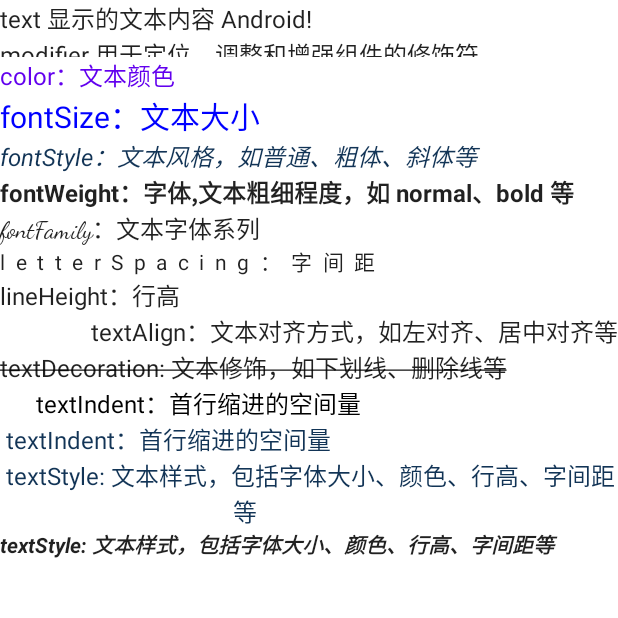
After one commit to espresson/MyCompose, an Android app built with Jetpack Compose: the TextActivity screen opened directly, with no data from a screen before it, on a phone screen of 412 x 824 dp, the top half of it. The commit adds this screen. Run offline under Robolectric (Android 15) with nearby library versions, the phone set to English and light mode, and no system bars.

Commit message:
Jetpack Compose —— Text学习

```diff
--- a/app/src/main/AndroidManifest.xml
+++ b/app/src/main/AndroidManifest.xml
@@ -12,6 +12,11 @@
         android:theme="@style/Theme.MyTest"
         tools:targetApi="31">
         <activity
+            android:name=".TextActivity"
+            android:exported="false"
+            android:label="@string/title_activity_text"
+            android:theme="@style/Theme.MyTest" />
+        <activity
             android:name=".MainActivity"
             android:exported="true"
             android:label="@string/app_name"
--- /dev/null
+++ b/app/src/main/java/com/example/mytest/TextActivity.kt
@@ -0,0 +1,134 @@
+package com.example.mytest
+
+import android.annotation.SuppressLint
+import android.os.Bundle
+import androidx.activity.ComponentActivity
+import androidx.activity.compose.setContent
+import androidx.compose.foundation.layout.*
+import androidx.compose.material.MaterialTheme
+import androidx.compose.material.Surface
+import androidx.compose.material.Text
+import androidx.compose.runtime.Composable
+import androidx.compose.runtime.remember
+import androidx.compose.ui.Modifier
+import androidx.compose.ui.graphics.Color
+import androidx.compose.ui.text.Paragraph
+import androidx.compose.ui.text.font.Font
+import androidx.compose.ui.text.font.FontFamily
+import androidx.compose.ui.text.font.FontFamily.Companion.SansSerif
+import androidx.compose.ui.text.font.FontStyle
+import androidx.compose.ui.text.font.FontWeight
+import androidx.compose.ui.text.style.TextDecoration
+import androidx.compose.ui.text.style.TextIndent
+import androidx.compose.ui.tooling.preview.Preview
+import androidx.compose.ui.unit.dp
+import androidx.compose.ui.unit.em
+import androidx.compose.ui.unit.sp
+import com.example.mytest.ui.theme.MyTestTheme
+import java.time.format.TextStyle
+
+class TextActivity : ComponentActivity() {
+    override fun onCreate(savedInstanceState: Bundle?) {
+        super.onCreate(savedInstanceState)
+        setContent {
+            MyTestTheme {
+                // A surface container using the 'background' color from the theme
+                Surface(
+                    modifier = Modifier.fillMaxSize(),
+                    color = MaterialTheme.colors.background
+                ) {
+                    Greeting2("Android")
+                }
+            }
+        }
+    }
+}
+
+@SuppressLint("RememberReturnType")
+@Composable
+fun Greeting2(name: String) {
+    Column {
+        Text(text = "text 显示的文本内容 $name!")
+        Text(text ="modifier 用于定位、调整和增强组件的修饰符",modifier = Modifier.height(14.dp) )
+        Text(text ="color：文本颜色",modifier = Modifier.fillMaxWidth(),color = MaterialTheme.colors.primary)
+        Text(text ="fontSize：文本大小",Modifier.fillMaxWidth(), color = Color.Blue, fontSize = 20.sp)
+        /**
+         * FontStyle是一个枚举类，其中包括以下常量：
+            Normal：正常字体
+            Italic：斜体字体
+            Oblique：倾斜字体
+         */
+        Text(text = "fontStyle：文本风格，如普通、粗体、斜体等", color =  Color(0xFF123456), fontStyle = FontStyle.Italic )// 定义自定义颜色,Italic 斜体
+        Text(text = "fontWeight：字体,文本粗细程度，如 normal、bold 等", fontWeight = FontWeight.Bold)
+
+        Text(text ="fontFamily：文本字体系列", fontFamily = FontFamily.Cursive)
+
+        Text(text ="letterSpacing：字间距", style = androidx.compose.ui.text.TextStyle(letterSpacing = 0.5.em))
+
+        //无效
+        val textStyle = androidx.compose.ui.text.TextStyle(
+            fontSize = 16.sp,
+            lineHeight = 40.sp
+        )
+        Text(text = "lineHeight：行高", style =textStyle, modifier = Modifier.fillMaxWidth()  )
+
+        Text(text ="textAlign：文本对齐方式，如左对齐、居中对齐等", textAlign = androidx.compose.ui.text.style.TextAlign.Right, modifier = Modifier.fillMaxWidth())
+
+        Text(text ="textDecoration: 文本修饰，如下划线、删除线等", textDecoration = TextDecoration.LineThrough)
+
+
+        /**
+         * TextIndent 类型的参数，它具有以下属性：
+            firstLine：指定首行相对于左侧边距的偏移量。
+            restLine：指定剩余行相对于左侧边距的偏移量。
+         */
+        val style = androidx.compose.ui.text.TextStyle(
+            fontSize = 16.sp,
+            color = Color.Black,
+            textIndent = TextIndent(firstLine = 24.sp, restLine = 0.sp)
+        )
+
+        Text(text="textIndent：首行缩进的空间量",style=style)
+        Text(text="textIndent：首行缩进的空间量",style=androidx.compose.ui.text.TextStyle(fontSize = 16.sp, color = Color(0xFF123456), textIndent = TextIndent(firstLine = 4.sp, restLine = 155.sp)))
+        /**
+         * textStyle是一个枚举类，用于定义文本样式，包括字重（粗细）、字形（斜体）、字体等。
+
+        常用的textStyle枚举值有：
+
+        Normal：普通样式。
+        Italic：斜体样式。
+        Bold：加粗样式。
+        BoldItalic：加粗斜体样式。
+
+
+
+      TextStyle和FontStyle的区别?
+
+        TextStyle 和 FontStyle 都可以用于定义 Text 组件的字体样式，但是它们的作用有所不同。
+        FontStyle 是一个枚举类，定义了四个值：Normal、Italic、Oblique 和 Default。它用于指定字体的风格，比如是否倾斜或斜体。
+        TextStyle 是一个类，它包含了多个属性，可以用来定义字体的各种样式，包括字体大小、字体颜色、字体家族、字体粗细、字体风格等等。
+        在实际使用中，TextStyle 通常被用于定义更加详细和精细的字体样式，
+        而 FontStyle 则更多地被用于定义字体的基本风格。
+         */
+        Text(text = "textStyle: 文本样式，包括字体大小、颜色、行高、字间距等", style = androidx.compose.ui.text.TextStyle(fontSize = 16.sp, color = Color(0xFF123456), textIndent = TextIndent(firstLine = 4.sp, restLine = 155.sp)))
+
+        Text(
+            text = "textStyle: 文本样式，包括字体大小、颜色、行高、字间距等",
+            style = androidx.compose.ui.text.TextStyle(
+                fontWeight = FontWeight.Bold,
+                fontStyle = FontStyle.Italic
+            )
+        )
+
+    }
+
+
+}
+
+@Preview(showBackground = true)
+@Composable
+fun DefaultPreview2() {
+    MyTestTheme {
+        Greeting2("Android")
+    }
+}
--- a/app/src/main/res/values/strings.xml
+++ b/app/src/main/res/values/strings.xml
@@ -1,3 +1,4 @@
 <resources>
     <string name="app_name">MyTest</string>
+    <string name="title_activity_text">TextActivity</string>
 </resources>
```
